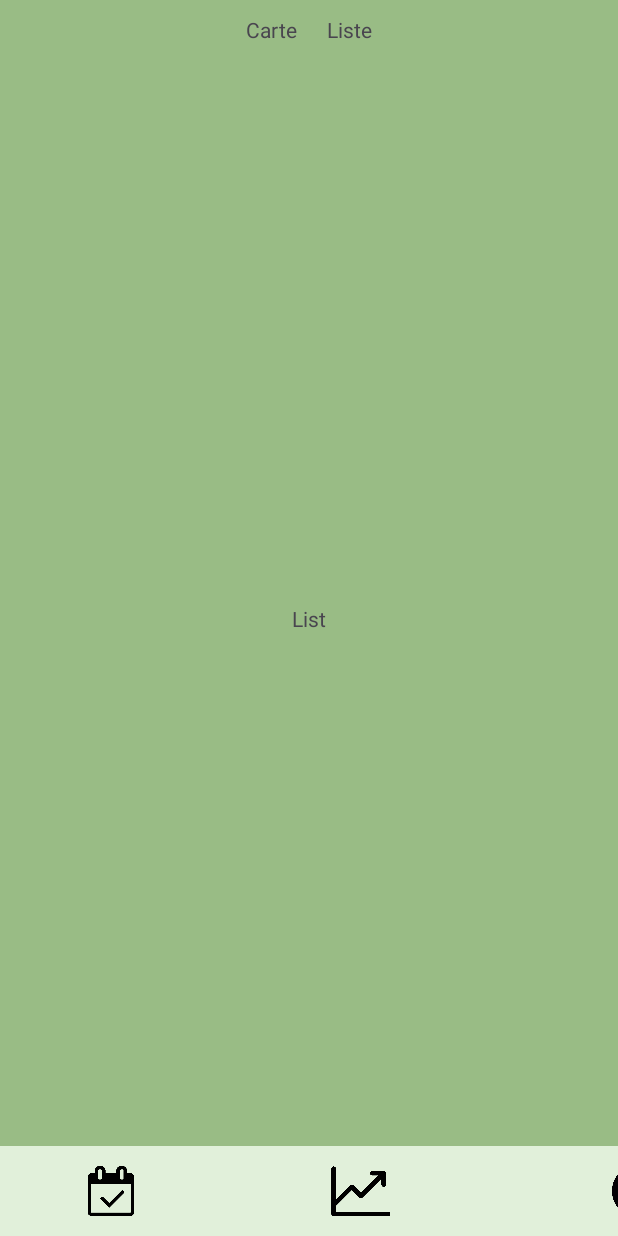
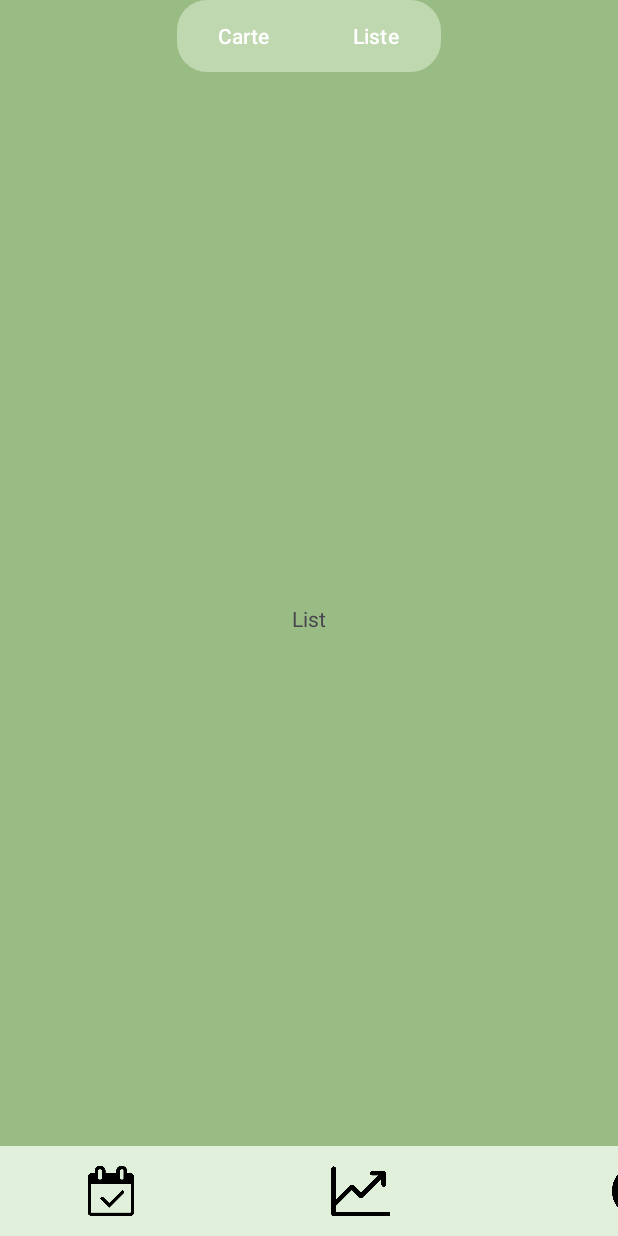
Before and after one commit to deliasTheo/IHM_dechet, an Android app: the screen it shows after launch (ListActivity), after a tap on "Liste", on a phone screen of 412 x 824 dp. Run offline under Robolectric (Android 15) with nearby library versions, the phone set to English and light mode, and no system bars; libraries missing offline, so code that uses them is left out: org.osmdroid.api, org.osmdroid.config, org.osmdroid.tileprovider, org.osmdroid.util, org.osmdroid.views; 16 statements that could not run were skipped.

Commit message:
Finalisation des informations du guide #10

```diff
--- a/app/build.gradle.kts
+++ b/app/build.gradle.kts
@@ -36,6 +36,8 @@ dependencies {
     implementation("androidx.appcompat:appcompat:1.6.1")
     implementation("com.google.android.material:material:1.11.0")
     implementation("androidx.constraintlayout:constraintlayout:2.1.4")
+    implementation("androidx.preference:preference:1.2.1")
+    implementation("org.osmdroid:osmdroid-android:6.0.2")
     testImplementation("junit:junit:4.13.2")
     androidTestImplementation("androidx.test.ext:junit:1.1.5")
     androidTestImplementation("androidx.test.espresso:espresso-core:3.5.1")
--- a/app/src/main/java/edu/polytech/ihmtd2dechet/MapActivity.java
+++ b/app/src/main/java/edu/polytech/ihmtd2dechet/MapActivity.java
@@ -1,27 +1,86 @@
 package edu.polytech.ihmtd2dechet;
 
 import androidx.appcompat.app.AppCompatActivity;
+import androidx.preference.PreferenceManager;
 
 
 import android.app.Fragment;
 
 import android.app.FragmentTransaction;
+import android.graphics.drawable.Drawable;
 import android.os.Bundle;
+import android.widget.ArrayAdapter;
+import android.widget.Spinner;
+
+import org.osmdroid.api.IMapController;
+import org.osmdroid.config.Configuration;
+import org.osmdroid.tileprovider.tilesource.TileSourceFactory;
+import org.osmdroid.util.GeoPoint;
+import org.osmdroid.views.MapView;
+import org.osmdroid.views.overlay.ItemizedIconOverlay;
+import org.osmdroid.views.overlay.ItemizedOverlayWithFocus;
+import org.osmdroid.views.overlay.OverlayItem;
+
+import java.util.ArrayList;
 
 public class MapActivity extends AppCompatActivity  {
+    private MapView map;
 
     @Override
     protected void onCreate(Bundle savedInstanceState) {
         super.onCreate(savedInstanceState);
 
+        // Fragment dynamique menu
         FragmentTransaction transaction = getFragmentManager().beginTransaction();
-
         Fragment fragmentMenu = new MenuFragment();
         transaction.replace(R.id.fragment_menu, fragmentMenu);
-
         transaction.commit();
 
         setContentView(R.layout.activity_map);
+
+        // Open Street Map
+        includeMap();
+    }
+    @Override
+    public void onPause(){
+        super.onPause();
+        map.onPause();
+    }
+    @Override
+    public void onResume(){
+        super.onResume();
+        map.onResume();
+    }
+    private void includeMap() {
+        Configuration.getInstance().load(getApplicationContext(), PreferenceManager.getDefaultSharedPreferences(getApplicationContext()));
+        map = findViewById(R.id.mapView);
+        map.setTileSource(TileSourceFactory.MAPNIK);    // render
+        map.setBuiltInZoomControls(true);               // roomable
+        GeoPoint startPoint = new GeoPoint(43.65020, 7.00517);
+        IMapController mapController = map.getController();
+        mapController.setZoom(18.0);
+        mapController.setCenter(startPoint);
+
+        ArrayList<OverlayItem> items= new ArrayList<>();
+        items.add(new OverlayItem("Signalement 1", "", new GeoPoint(43.65020, 7.00517)));
+        items.add(new OverlayItem("Signalement 2", "", new GeoPoint(43.64950, 7.00517)));
+
+        ItemizedOverlayWithFocus<OverlayItem> mOverlay = new ItemizedOverlayWithFocus<OverlayItem>(getApplicationContext(),
+                items, new ItemizedIconOverlay.OnItemGestureListener<OverlayItem>() {
+            @Override
+            public boolean onItemSingleTapUp(int index, OverlayItem item) {
+                return true;
+            }
+
+            @Override
+            public boolean onItemLongPress(int index, OverlayItem item) {
+                return false;
+            }
+        });
+
+        mOverlay.setFocusItemsOnTap(true);
+        map.getOverlays().add(mOverlay);
     }
 
+
 }
--- a/app/src/main/java/edu/polytech/ihmtd2dechet/MenuFragment.java
+++ b/app/src/main/java/edu/polytech/ihmtd2dechet/MenuFragment.java
@@ -1,7 +1,9 @@
 package edu.polytech.ihmtd2dechet;
 
 import android.content.Intent;
+import android.graphics.Color;
 import android.os.Bundle;
+import android.util.Log;
 import android.view.LayoutInflater;
 import android.view.View;
 import android.view.ViewGroup;
@@ -17,8 +19,8 @@ public class MenuFragment extends Fragment {
         View rootView = inflater.inflate(R.layout.fragment_menu, container, false);
 
         ImageView logoMap = rootView.findViewById(R.id.mapPin);
+
         logoMap.setOnClickListener(view -> navigateToActivity(MapActivity.class));
-
 
         ImageView logoChart = rootView.findViewById(R.id.chartIcon);
         logoChart.setOnClickListener(view -> navigateToActivity(StatisticActivity.class));
--- /dev/null
+++ b/app/src/main/java/edu/polytech/ihmtd2dechet/ReportFragment.java
@@ -0,0 +1,28 @@
+package edu.polytech.ihmtd2dechet;
+
+import android.content.Intent;
+import android.os.Bundle;
+import android.view.LayoutInflater;
+import android.view.View;
+import android.view.ViewGroup;
+import android.widget.TextView;
+
+import androidx.fragment.app.Fragment;
+
+public class ReportFragment extends Fragment {
+
+    public ReportFragment() {}
+
+    @Override
+    public View onCreateView(LayoutInflater inflater, ViewGroup container, Bundle savedInstanceState ) {
+        View rootView = inflater.inflate(R.layout.fragment_report, container, false);
+
+        TextView report = rootView.findViewById(R.id.report);
+        report.setOnClickListener(click -> {
+            Intent intent = new Intent(getContext(), ReportingActivity.class);
+            startActivity(intent);
+        });
+
+        return rootView;
+    }
+}
--- /dev/null
+++ b/app/src/main/res/drawable/button_custom_carte.xml
@@ -0,0 +1,6 @@
+<?xml version="1.0" encoding="utf-8"?>
+<shape xmlns:android="http://schemas.android.com/apk/res/android">
+    <corners
+        android:topLeftRadius="20dp"
+        android:bottomLeftRadius="20dp" />
+</shape>
--- /dev/null
+++ b/app/src/main/res/drawable/button_custom_list.xml
@@ -0,0 +1,10 @@
+<?xml version="1.0" encoding="utf-8"?>
+<shape xmlns:android="http://schemas.android.com/apk/res/android">
+    <corners
+        android:topRightRadius="20dp"
+        android:bottomRightRadius="20dp" /> <!-- arrondi côté gauche -->
+    <solid android:color="@color/green"/> <!-- couleur du fond -->
+    <stroke
+        android:width="1dp"
+        android:color="@color/black"/> <!-- bordure -->
+</shape>
--- a/app/src/main/res/layout/fragment_switch.xml
+++ b/app/src/main/res/layout/fragment_switch.xml
@@ -7,20 +7,26 @@
     android:gravity = "center"
 >
 
-    <TextView
+    <Button
         android:id = "@+id/map"
         android:layout_width = "match_parent"
         android:layout_height = "match_parent"
         android:padding = "10dp"
         android:text = "Carte"
+        android:background="@drawable/button_custom_carte"
+        android:theme="@style/Theme.ButtonGreen"
+
     />
 
-    <TextView
+    <Button
         android:id = "@+id/list"
         android:layout_width = "match_parent"
         android:layout_height = "match_parent"
         android:padding = "10dp"
         android:text = "Liste"
-    />
+        android:background="@drawable/button_custom_list"
+        android:theme="@style/Theme.ButtonGreen"
+
+        />
 
 </LinearLayout>
--- a/app/src/main/res/values/themes.xml
+++ b/app/src/main/res/values/themes.xml
@@ -6,4 +6,10 @@
     </style>
 
     <style name="Theme.IHMTD2Déchet" parent="Base.Theme.IHMTD2Déchet" />
+
+    <style name="Theme.ButtonGreen" parent="Base.Widget.AppCompat.Button.Colored">
+        <item name="colorPrimary">@color/green</item>
+    </style>
+
+
 </resources>
```
Also changed, not shown: app/src/main/AndroidManifest.xml (+12 -4 lines), app/src/main/java/edu/polytech/ihmtd2dechet/ReportingActivity.java (added, +17 -0 lines), app/src/main/res/layout/activity_map.xml (+42 -17 lines), app/src/main/res/layout/activity_reporting.xml (added, +18 -0 lines), app/src/main/res/layout/fragment_menu.xml (+0 -12 lines), app/src/main/res/layout/fragment_report.xml (added, +18 -0 lines), app/src/main/res/values/strings.xml (+8 -0 lines), app/src/main/res/drawable/map_img.png (added).
